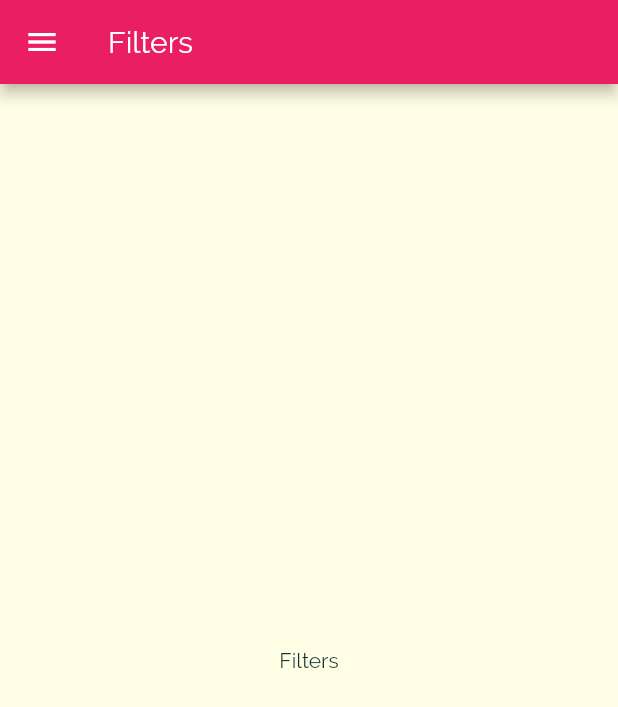
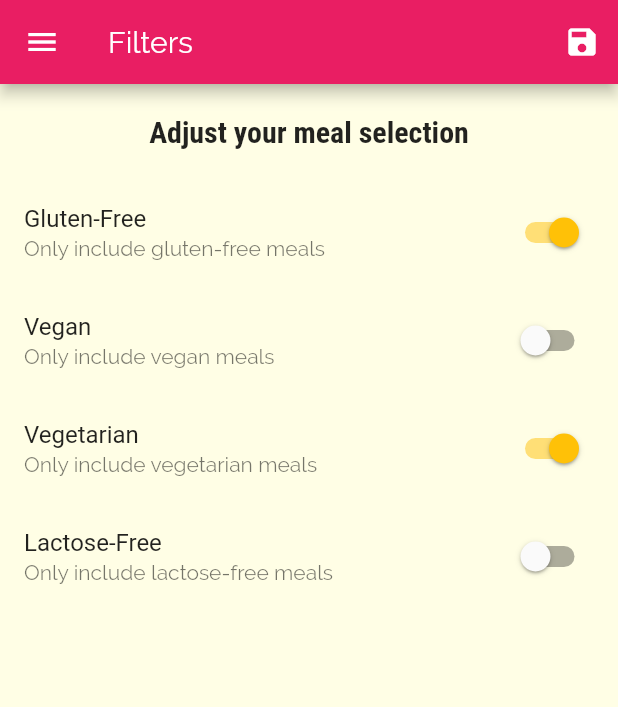
Before and after one commit to AyariAhmed/Recipes-Memo-Mobile, a Flutter app: the FiltersScreen screen opened by its route, on a phone screen of 412 x 824 dp. Shown: the top 707 px of the screen. Run offline on Flutter 3.47's test engine with Material 2 defaults, Android fonts, the phone set to English and light mode, and no system bars.

Commit message:
Adding filtering logic

```diff
--- a/lib/main.dart
+++ b/lib/main.dart
@@ -1,4 +1,6 @@
 import 'package:flutter/material.dart';
+import 'package:recipes_memo/dummy_data.dart';
+import 'package:recipes_memo/models/meal.dart';
 import 'package:recipes_memo/screens/categories_screen.dart';
 import 'package:recipes_memo/screens/category_meals_screen.dart';
 import 'package:recipes_memo/screens/filters_screen.dart';
@@ -7,7 +9,33 @@ import 'package:recipes_memo/screens/tabs_screen.dart';
 
 void main() => runApp(MyApp());
 
-class MyApp extends StatelessWidget {
+class MyApp extends StatefulWidget {
+  @override
+  _MyAppState createState() => _MyAppState();
+}
+
+class _MyAppState extends State<MyApp> {
+
+  Map<String,bool> _filters= {
+    'gluten' : false,
+    'lactose' : false,
+    'vegan' : false,
+    'vegetarian' : false
+  };
+
+  void _setFilters(Map<String,bool> filterData){
+    setState(() {
+      _filters = filterData;
+
+      _availableMeals=DUMMY_MEALS.where((meal){
+
+      }).toList();
+
+    });
+  }
+
+  List<Meal> _availableMeals = DUMMY_MEALS;
+
   @override
   Widget build(BuildContext context) {
     return MaterialApp(
@@ -32,9 +60,9 @@ class MyApp extends StatelessWidget {
       routes: {
           /*'/' : (ctx) => CategoriesScreen(),*/
           TabsScreen.routeName : (ctx) => TabsScreen(), // '/'
-          CategoryMealsScreen.routeName : (ctx) => CategoryMealsScreen(),
+          CategoryMealsScreen.routeName : (ctx) => CategoryMealsScreen(_availableMeals),
           MealDetailScreen.routeName : (ctx) => MealDetailScreen(),
-          FiltersScreen.routeName : (ctx) => FiltersScreen()
+          FiltersScreen.routeName : (ctx) => FiltersScreen(_setFilters)
       },
       /*onGenerateRoute: (settings){
         print(settings.arguments);
--- a/lib/screens/category_meals_screen.dart
+++ b/lib/screens/category_meals_screen.dart
@@ -5,6 +5,9 @@ import 'package:recipes_memo/widgets/meal_item.dart';
 
 class CategoryMealsScreen extends StatefulWidget {
   static const routeName = '/category-meals';
+
+  final List<Meal> availableMeals;
+  CategoryMealsScreen(this.availableMeals);
 
   @override
   _CategoryMealsScreenState createState() => _CategoryMealsScreenState();
@@ -27,7 +30,7 @@ class _CategoryMealsScreenState extends State<CategoryMealsScreen> {
       final categoryId = routeArgs['id'];
       categoryTitle = routeArgs['title'];
 
-      displayedMeals = DUMMY_MEALS
+      displayedMeals = widget.availableMeals
           .where((meal) => meal.categories.contains(categoryId))
           .toList();
       _loadedInitData = true;
--- a/lib/screens/filters_screen.dart
+++ b/lib/screens/filters_screen.dart
@@ -1,19 +1,77 @@
 import 'package:flutter/material.dart';
 import 'package:recipes_memo/widgets/main_drawer.dart';
 
-class FiltersScreen extends StatelessWidget {
+class FiltersScreen extends StatefulWidget {
   static const routeName = '/filters';
+
+  final Function saveFilters;
+
+  FiltersScreen(this.saveFilters);
+
+  @override
+  _FiltersScreenState createState() => _FiltersScreenState();
+}
+
+class _FiltersScreenState extends State<FiltersScreen> {
+  bool _glutenFree = true;
+  bool _vegan = false;
+  bool _vegetarian = true;
+  bool _lactoseFree = false;
+
+  Widget _buildSwitchListTile(
+      {@required String title,
+      @required bool value,
+      @required String subtitle}) {
+    return SwitchListTile(
+        title: Text(title),
+        value: value,
+        subtitle: Text(subtitle),
+        onChanged: (newValue) {
+          setState(() {
+            value = newValue;
+          });
+        });
+  }
 
   @override
   Widget build(BuildContext context) {
     return Scaffold(
-      appBar: AppBar(
-        title: Text('Filters'),
-      ),
-      drawer: MainDrawer(),
-      body: Center(
-        child: Text('Filters'),
-      ),
-    );
+        appBar: AppBar(
+          title: Text('Filters'),
+          actions: [IconButton(icon: Icon(Icons.save), onPressed: () => widget.saveFilters())],
+        ),
+        drawer: MainDrawer(),
+        body: Column(
+          children: [
+            Container(
+              padding: EdgeInsets.all(20),
+              child: Text(
+                'Adjust your meal selection',
+                style: Theme.of(context).textTheme.headline6,
+              ),
+            ),
+            Expanded(
+                child: ListView(
+              children: [
+                _buildSwitchListTile(
+                    title: 'Gluten-Free',
+                    value: _glutenFree,
+                    subtitle: 'Only include gluten-free meals'),
+                _buildSwitchListTile(
+                    title: 'Vegan',
+                    value: _vegan,
+                    subtitle: 'Only include vegan meals'),
+                _buildSwitchListTile(
+                    title: 'Vegetarian',
+                    value: _vegetarian,
+                    subtitle: 'Only include vegetarian meals'),
+                _buildSwitchListTile(
+                    title: 'Lactose-Free',
+                    value: _lactoseFree,
+                    subtitle: 'Only include lactose-free meals'),
+              ],
+            ))
+          ],
+        ));
   }
 }
```
